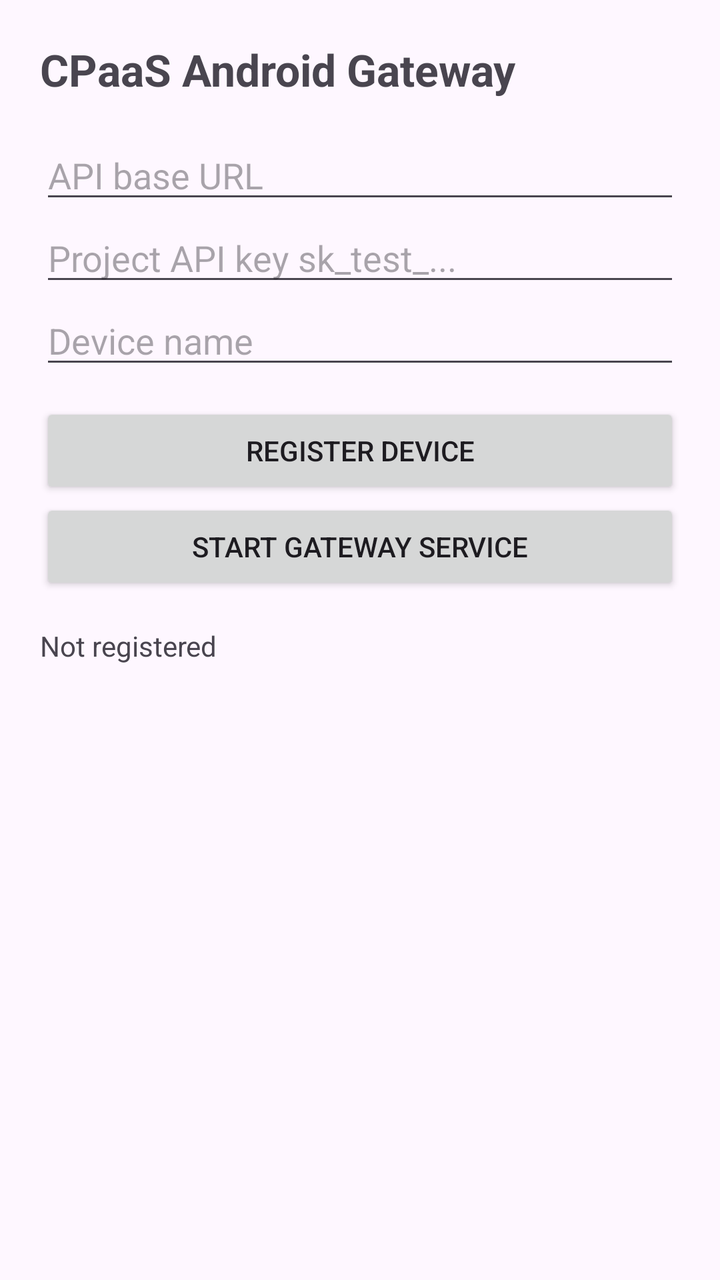
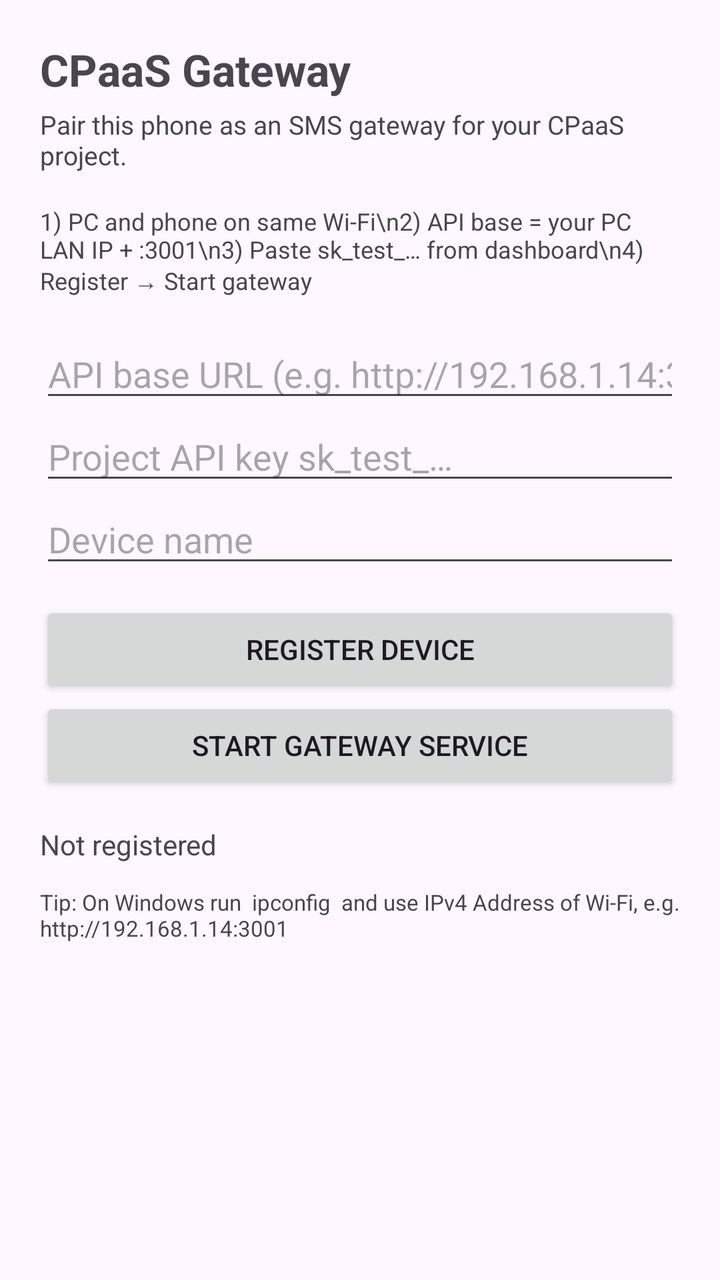

An Android layout rendered at two revisions. The XML below is the earlier revision; the diff shows what the commit changed to produce the second picture.
<!-- AndroidManifest.xml: application theme Theme.Material3.DayNight.NoActionBar -->
<!-- res/layout/activity_main.xml -->
<?xml version="1.0" encoding="utf-8"?>
<LinearLayout xmlns:android="http://schemas.android.com/apk/res/android"
    android:layout_width="match_parent"
    android:layout_height="match_parent"
    android:orientation="vertical"
    android:padding="20dp">

  <TextView
      android:layout_width="match_parent"
      android:layout_height="wrap_content"
      android:text="CPaaS Android Gateway"
      android:textSize="22sp"
      android:textStyle="bold" />

  <EditText
      android:id="@+id/apiBase"
      android:layout_width="match_parent"
      android:layout_height="wrap_content"
      android:layout_marginTop="16dp"
      android:hint="API base URL" />

  <EditText
      android:id="@+id/apiKey"
      android:layout_width="match_parent"
      android:layout_height="wrap_content"
      android:hint="Project API key sk_test_..." />

  <EditText
      android:id="@+id/deviceName"
      android:layout_width="match_parent"
      android:layout_height="wrap_content"
      android:hint="Device name" />

  <Button
      android:id="@+id/registerBtn"
      android:layout_width="match_parent"
      android:layout_height="wrap_content"
      android:layout_marginTop="12dp"
      android:text="Register device" />

  <Button
      android:id="@+id/startBtn"
      android:layout_width="match_parent"
      android:layout_height="wrap_content"
      android:text="Start gateway service" />

  <TextView
      android:id="@+id/status"
      android:layout_width="match_parent"
      android:layout_height="wrap_content"
      android:layout_marginTop="16dp"
      android:text="Not registered" />
</LinearLayout>
<!-- resources referenced by this layout -->
<resources>

</resources>

<!-- the commit's change to res/layout/activity_main.xml (unified diff, before → after) -->
@@ -1,53 +1,88 @@
 <?xml version="1.0" encoding="utf-8"?>
-<LinearLayout xmlns:android="http://schemas.android.com/apk/res/android"
+<ScrollView xmlns:android="http://schemas.android.com/apk/res/android"
     android:layout_width="match_parent"
     android:layout_height="match_parent"
-    android:orientation="vertical"
-    android:padding="20dp">
+    android:fillViewport="true">
 
-  <TextView
+  <LinearLayout
       android:layout_width="match_parent"
       android:layout_height="wrap_content"
-      android:text="CPaaS Android Gateway"
-      android:textSize="22sp"
-      android:textStyle="bold" />
+      android:orientation="vertical"
+      android:padding="20dp">
 
-  <EditText
-      android:id="@+id/apiBase"
-      android:layout_width="match_parent"
-      android:layout_height="wrap_content"
-      android:layout_marginTop="16dp"
-      android:hint="API base URL" />
+    <TextView
+        android:layout_width="match_parent"
+        android:layout_height="wrap_content"
+        android:text="@string/app_name"
+        android:textSize="22sp"
+        android:textStyle="bold" />
 
-  <EditText
-      android:id="@+id/apiKey"
-      android:layout_width="match_parent"
-      android:layout_height="wrap_content"
-      android:hint="Project API key sk_test_..." />
+    <TextView
+        android:layout_width="match_parent"
+        android:layout_height="wrap_content"
+        android:layout_marginTop="4dp"
+        android:text="Pair this phone as an SMS gateway for your CPaaS project."
+        android:textSize="13sp" />
 
-  <EditText
-      android:id="@+id/deviceName"
-      android:layout_width="match_parent"
-      android:layout_height="wrap_content"
-      android:hint="Device name" />
+    <TextView
+        android:layout_width="match_parent"
+        android:layout_height="wrap_content"
+        android:layout_marginTop="16dp"
+        android:text="1) PC and phone on same Wi‑Fi\n2) API base = your PC LAN IP + :3001\n3) Paste sk_test_… from dashboard\n4) Register → Start gateway"
+        android:textSize="12sp" />
 
-  <Button
-      android:id="@+id/registerBtn"
-      android:layout_width="match_parent"
-      android:layout_height="wrap_content"
-      android:layout_marginTop="12dp"
-      android:text="Register device" />
+    <EditText
+        android:id="@+id/apiBase"
+        android:layout_width="match_parent"
+        android:layout_height="wrap_content"
+        android:layout_marginTop="16dp"
+        android:hint="@string/hint_api_base"
+        android:inputType="textUri"
+        android:importantForAutofill="no" />
 
-  <Button
-      android:id="@+id/startBtn"
-      android:layout_width="match_parent"
-      android:layout_height="wrap_content"
-      android:text="Start gateway service" />
+    <EditText
+        android:id="@+id/apiKey"
+        android:layout_width="match_parent"
+        android:layout_height="wrap_content"
+        android:hint="@string/hint_api_key"
+        android:inputType="textPassword"
+        android:importantForAutofill="no" />
 
-  <TextView
-      android:id="@+id/status"
-      android:layout_width="match_parent"
-      android:layout_height="wrap_content"
-      android:layout_marginTop="16dp"
-      android:text="Not registered" />
-</LinearLayout>
+    <EditText
+        android:id="@+id/deviceName"
+        android:layout_width="match_parent"
+        android:layout_height="wrap_content"
+        android:hint="@string/hint_device_name"
+        android:inputType="text"
+        android:importantForAutofill="no" />
+
+    <Button
+        android:id="@+id/registerBtn"
+        android:layout_width="match_parent"
+        android:layout_height="wrap_content"
+        android:layout_marginTop="12dp"
+        android:text="@string/register" />
+
+    <Button
+        android:id="@+id/startBtn"
+        android:layout_width="match_parent"
+        android:layout_height="wrap_content"
+        android:text="@string/start_gateway" />
+
+    <TextView
+        android:id="@+id/status"
+        android:layout_width="match_parent"
+        android:layout_height="wrap_content"
+        android:layout_marginTop="16dp"
+        android:text="@string/status_not_registered"
+        android:textIsSelectable="true" />
+
+    <TextView
+        android:id="@+id/hintIp"
+        android:layout_width="match_parent"
+        android:layout_height="wrap_content"
+        android:layout_marginTop="12dp"
+        android:text="Tip: On Windows run  ipconfig  and use IPv4 Address of Wi‑Fi, e.g. http://192.168.1.14:3001"
+        android:textSize="11sp" />
+  </LinearLayout>
+</ScrollView>
<!-- resource entries referenced after the edit -->
@@ -1,5 +1,18 @@
 <!-- resources referenced by this layout -->
 <resources>
-
+  <string name="app_name">CPaaS Gateway</string>
+  <string name="hint_api_base">API base URL (e.g. http://192.168.1.14:3001)</string>
+  <string name="hint_api_key">Project API key sk_test_…</string>
+  <string name="hint_device_name">Device name</string>
+  <string name="register">Register device</string>
+  <string name="start_gateway">Start gateway service</string>
+  <string name="status_not_registered">Not registered</string>
+  <style name="Theme.CpaasGateway" parent="Theme.Material3.DayNight.NoActionBar">
+      <item name="colorPrimary">@color/primary</item>
+      <item name="colorPrimaryContainer">@color/primary_container</item>
+      <item name="android:statusBarColor">@color/primary</item>
+    </style>
+  <color name="primary">#2563EB</color>
+  <color name="primary_container">#DBEAFE</color>
 </resources>
 
